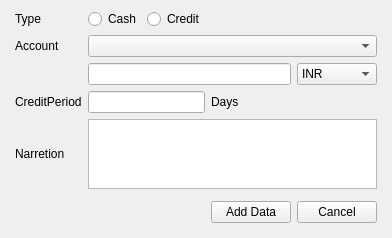
The window that Resources/Ui/SalesEntry.ui (Darshitjivani/MBAS) describes before a commit, drawn with Qt 5.
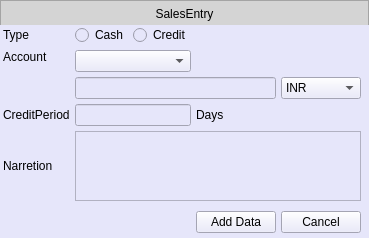
The same window after the commit.

```diff
--- a/Resources/Ui/SalesEntry.ui
+++ b/Resources/Ui/SalesEntry.ui
@@ -21,98 +21,126 @@
     <string notr="true"/>
    </property>
    <layout class="QGridLayout" name="gridLayout">
-    <item row="2" column="6">
-     <widget class="QComboBox" name="cbCurrency">
-      <item>
-       <property name="text">
-        <string>INR</string>
-       </property>
-      </item>
-      <item>
-       <property name="text">
-        <string>USD</string>
-       </property>
-      </item>
-     </widget>
-    </item>
-    <item row="0" column="5">
-     <widget class="Line" name="line_5">
-      <property name="styleSheet">
-       <string notr="true">background-color: transparent</string>
-      </property>
-      <property name="orientation">
-       <enum>Qt::Vertical</enum>
-      </property>
-     </widget>
-    </item>
-    <item row="5" column="5">
-     <widget class="Line" name="line_4">
+    <property name="leftMargin">
+     <number>0</number>
+    </property>
+    <property name="topMargin">
+     <number>0</number>
+    </property>
+    <property name="rightMargin">
+     <number>0</number>
+    </property>
+    <property name="bottomMargin">
+     <number>0</number>
+    </property>
+    <property name="spacing">
+     <number>0</number>
+    </property>
+    <item row="0" column="0">
+     <widget class="QFrame" name="fheader">
+      <property name="minimumSize">
+       <size>
+        <width>0</width>
+        <height>25</height>
+       </size>
+      </property>
+      <property name="maximumSize">
+       <size>
+        <width>16777215</width>
+        <height>25</height>
+       </size>
+      </property>
       <property name="styleSheet">
-       <string notr="true">background-color: transparent</string>
+       <string notr="true">background-color: rgb(212, 212, 212);
+font: 63 11pt &quot;Segoe UI Semibold&quot;;
+color:#000000</string>
       </property>
-      <property name="orientation">
-       <enum>Qt::Vertical</enum>
+      <property name="frameShape">
+       <enum>QFrame::StyledPanel</enum>
       </property>
-     </widget>
-    </item>
-    <item row="6" column="5">
-     <widget class="QPushButton" name="pdAddRaw">
+      <property name="frameShadow">
+       <enum>QFrame::Raised</enum>
+      </property>
+      <layout class="QGridLayout" name="gridLayout_3">
+       <property name="leftMargin">
+        <number>0</number>
+       </property>
+       <property name="topMargin">
+        <number>0</number>
+       </property>
+       <property name="rightMargin">
+        <number>0</number>
+       </property>
+       <property name="bottomMargin">
+        <number>0</number>
+       </property>
+       <property name="spacing">
+        <number>0</number>
+       </property>
+       <item row="0" column="0">
+        <widget class="QLabel" name="label_6">
+         <property name="minimumSize">
+          <size>
+           <width>0</width>
+           <height>25</height>
+          </size>
+         </property>
       <property name="text">
-       <string>Add Data</string>
-      </property>
-      <property name="shortcut">
-       <string>Enter</string>
+          <string>SalesEntry</string>
+         </property>
+         <property name="alignment">
+          <set>Qt::AlignCenter</set>
       </property>
      </widget>
     </item>
-    <item row="7" column="5">
-     <widget class="Line" name="line_3">
+      </layout>
+     </widget>
+    </item>
+    <item row="1" column="0">
+     <widget class="QWidget" name="widget" native="true">
       <property name="styleSheet">
-       <string notr="true">background-color: transparent</string>
+       <string notr="true">QWidget{
+	background-color: rgb(230, 230, 250);
+}
+
+QPushButton:hover {
+  border-radius: 05px;
+  color:#000000;
+  background-color:#9BA4B5;
+  border: 0px solid ;
+}</string>
       </property>
-      <property name="orientation">
-       <enum>Qt::Vertical</enum>
-      </property>
-     </widget>
-    </item>
-    <item row="0" column="3">
+      <layout class="QGridLayout" name="gridLayout_2">
+       <property name="leftMargin">
+        <number>3</number>
+       </property>
+       <property name="topMargin">
+        <number>0</number>
+       </property>
+       <property name="rightMargin">
+        <number>3</number>
+       </property>
+       <property name="bottomMargin">
+        <number>0</number>
+       </property>
+       <property name="spacing">
+        <number>5</number>
+       </property>
+       <item row="0" column="0">
+        <widget class="QLabel" name="label_3">
+         <property name="text">
+          <string>Type</string>
+         </property>
+        </widget>
+       </item>
+       <item row="0" column="1">
      <widget class="QRadioButton" name="rbCash">
       <property name="text">
        <string>Cash</string>
       </property>
      </widget>
     </item>
-    <item row="4" column="2">
-     <widget class="QLabel" name="label_2">
-      <property name="text">
-       <string>Narretion</string>
-      </property>
-     </widget>
-    </item>
-    <item row="4" column="3" colspan="4">
-     <widget class="QTextBrowser" name="tbNarretion"/>
-    </item>
-    <item row="6" column="6">
-     <widget class="QPushButton" name="pbcancel">
-      <property name="text">
-       <string>Cancel</string>
-      </property>
-      <property name="shortcut">
-       <string>Esc</string>
-      </property>
-     </widget>
-    </item>
-    <item row="1" column="3" colspan="4">
-     <widget class="QComboBox" name="cbAccountName"/>
-    </item>
-    <item row="2" column="7">
-     <widget class="Line" name="line_2">
-      <property name="orientation">
-       <enum>Qt::Horizontal</enum>
-      </property>
-     </widget>
-    </item>
-    <item row="0" column="4">
+       <item row="0" column="2">
      <widget class="QRadioButton" name="rbCredit">
       <property name="styleSheet">
        <string notr="true"/>
@@ -122,59 +150,127 @@
       </property>
      </widget>
     </item>
-    <item row="2" column="3" colspan="3">
+       <item row="0" column="3">
+        <widget class="Line" name="line_5">
+         <property name="styleSheet">
+          <string notr="true">background-color: transparent</string>
+         </property>
+         <property name="orientation">
+          <enum>Qt::Vertical</enum>
+         </property>
+        </widget>
+       </item>
+       <item row="1" column="0">
+        <widget class="QLabel" name="label">
+         <property name="text">
+          <string>Account</string>
+         </property>
+        </widget>
+       </item>
+       <item row="1" column="1" rowspan="2" colspan="2">
+        <widget class="QComboBox" name="cbAccountName"/>
+       </item>
+       <item row="3" column="1" colspan="3">
      <widget class="QLineEdit" name="leAmount">
       <property name="placeholderText">
        <string/>
       </property>
      </widget>
     </item>
-    <item row="1" column="0">
-     <widget class="Line" name="line">
+       <item row="3" column="4">
+        <widget class="QComboBox" name="cbCurrency">
+         <item>
+          <property name="text">
+           <string>INR</string>
+          </property>
+         </item>
+         <item>
+          <property name="text">
+           <string>USD</string>
+          </property>
+         </item>
+        </widget>
+       </item>
+       <item row="3" column="5">
+        <widget class="Line" name="line_2">
       <property name="orientation">
        <enum>Qt::Horizontal</enum>
       </property>
      </widget>
     </item>
-    <item row="1" column="2">
-     <widget class="QLabel" name="label">
-      <property name="text">
-       <string>Account</string>
-      </property>
-     </widget>
-    </item>
-    <item row="0" column="2">
-     <widget class="QLabel" name="label_3">
-      <property name="text">
-       <string>Type</string>
-      </property>
-     </widget>
-    </item>
-    <item row="3" column="2">
+       <item row="4" column="0">
      <widget class="QLabel" name="label_4">
       <property name="text">
        <string>CreditPeriod</string>
       </property>
      </widget>
     </item>
-    <item row="3" column="3" colspan="2">
+       <item row="4" column="1" colspan="2">
      <widget class="QLineEdit" name="lineEdit"/>
     </item>
-    <item row="3" column="5">
+       <item row="4" column="3">
      <widget class="QLabel" name="label_5">
       <property name="text">
        <string>Days</string>
       </property>
      </widget>
     </item>
-   </layout>
-  </widget>
- </widget>
- <tabstops>
-  <tabstop>cbAccountName</tabstop>
-  <tabstop>leAmount</tabstop>
-  <tabstop>pdAddRaw</tabstop>
- </tabstops>
+       <item row="5" column="0">
+        <widget class="QLabel" name="label_2">
+         <property name="text">
+          <string>Narretion</string>
+         </property>
+        </widget>
+       </item>
+       <item row="5" column="1" colspan="4">
+        <widget class="QTextBrowser" name="tbNarretion"/>
+       </item>
+       <item row="6" column="3">
+        <widget class="Line" name="line_4">
+         <property name="styleSheet">
+          <string notr="true">background-color: transparent</string>
+         </property>
+         <property name="orientation">
+          <enum>Qt::Vertical</enum>
+         </property>
+        </widget>
+       </item>
+       <item row="7" column="3">
+        <widget class="QPushButton" name="pdAddRaw">
+         <property name="text">
+          <string>Add Data</string>
+         </property>
+         <property name="shortcut">
+          <string>Enter</string>
+         </property>
+        </widget>
+       </item>
+       <item row="7" column="4">
+        <widget class="QPushButton" name="pbcancel">
+         <property name="text">
+          <string>Cancel</string>
+         </property>
+         <property name="shortcut">
+          <string>Esc</string>
+         </property>
+        </widget>
+       </item>
+       <item row="8" column="3">
+        <widget class="Line" name="line_3">
+         <property name="styleSheet">
+          <string notr="true">background-color: transparent</string>
+         </property>
+         <property name="orientation">
+          <enum>Qt::Vertical</enum>
+         </property>
+        </widget>
+       </item>
+      </layout>
+     </widget>
+    </item>
+   </layout>
+  </widget>
+ </widget>
  <resources/>
  <connections/>
 </ui>
```
Lines whose indentation alone changed are shown as unchanged.
